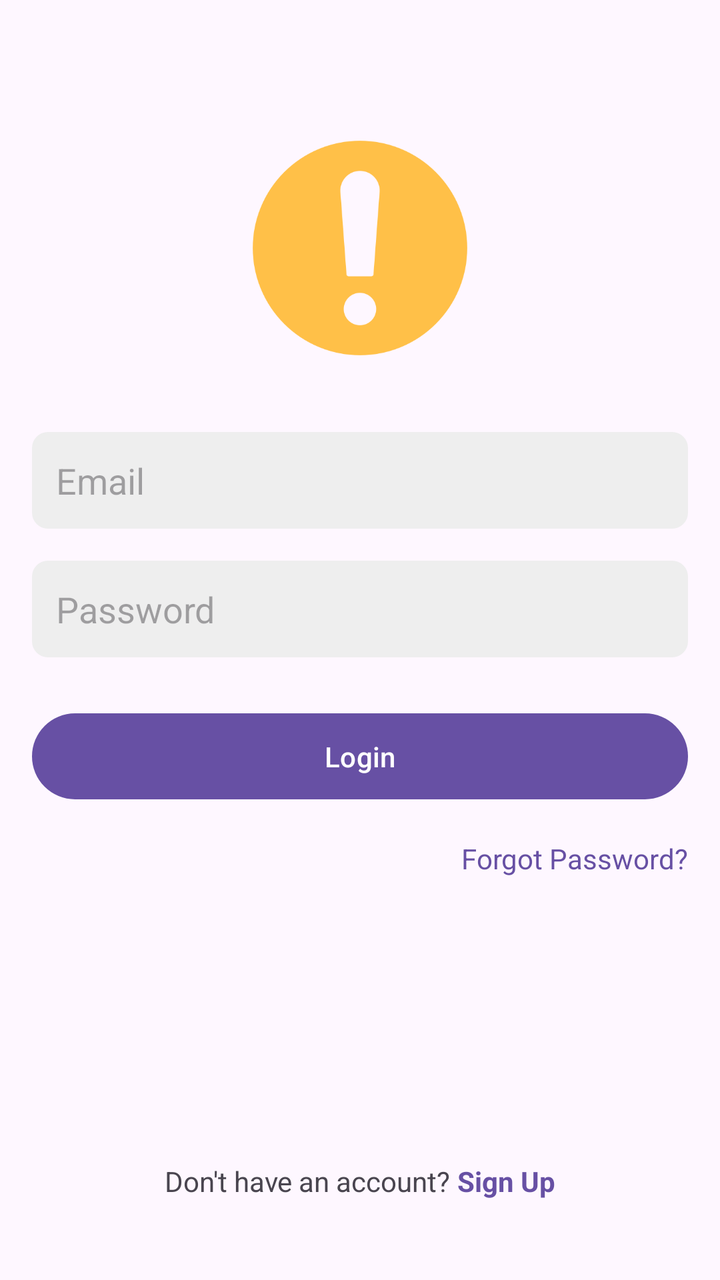
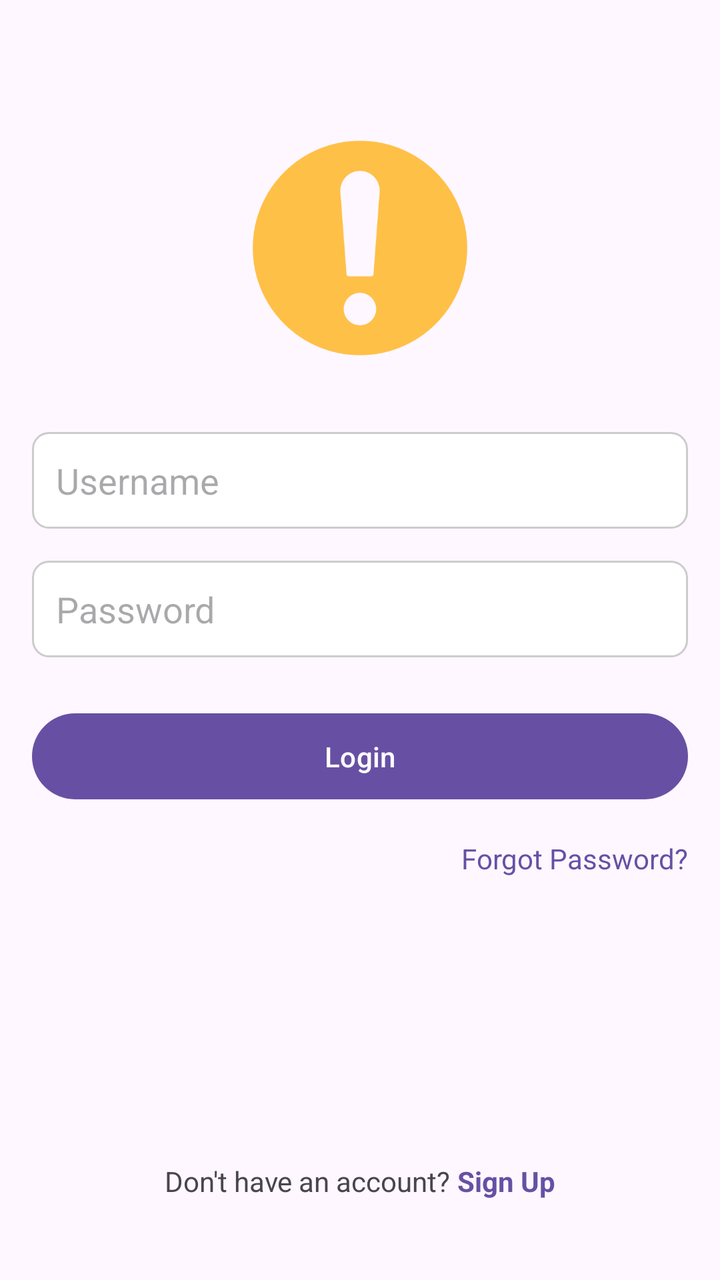

Compare the two renders of this Android layout. The source of the first and the diff that turns it into the second are given below.
<!-- AndroidManifest.xml: application theme Theme.EV -->
<!-- res/layout/activity_signin.xml -->
<?xml version="1.0" encoding="utf-8"?>
<androidx.constraintlayout.widget.ConstraintLayout xmlns:android="http://schemas.android.com/apk/res/android"
    xmlns:app="http://schemas.android.com/apk/res-auto"
    xmlns:tools="http://schemas.android.com/tools"
    android:layout_width="match_parent"
    android:layout_height="match_parent"
    tools:context=".Signin"
    android:padding="16dp">

    <ImageView
        android:id="@+id/logo"
        android:layout_width="120dp"
        android:layout_height="120dp"
        android:layout_marginTop="48dp"
        app:srcCompat="@drawable/_23"
        app:layout_constraintTop_toTopOf="parent"
        app:layout_constraintStart_toStartOf="parent"
        app:layout_constraintEnd_toEndOf="parent" />

    <EditText
        android:id="@+id/emailEditText"
        android:layout_width="0dp"
        android:layout_height="wrap_content"
        android:layout_marginTop="32dp"
        android:hint="Email"
        android:inputType="textEmailAddress"
        android:background="@drawable/edit_text_background"
        android:padding="12dp"
        app:layout_constraintEnd_toEndOf="parent"
        app:layout_constraintStart_toStartOf="parent"
        app:layout_constraintTop_toBottomOf="@+id/logo" />

    <EditText
        android:id="@+id/passwordEditText"
        android:layout_width="0dp"
        android:layout_height="wrap_content"
        android:layout_marginTop="16dp"
        android:hint="Password"
        android:inputType="textPassword"
        android:background="@drawable/edit_text_background"
        android:padding="12dp"
        app:layout_constraintEnd_toEndOf="parent"
        app:layout_constraintStart_toStartOf="parent"
        app:layout_constraintTop_toBottomOf="@+id/emailEditText" />

    <Button
        android:id="@+id/signInButton"
        android:layout_width="0dp"
        android:layout_height="wrap_content"
        android:layout_marginTop="24dp"
        android:text="Login"
        android:padding="12dp"
        app:layout_constraintEnd_toEndOf="parent"
        app:layout_constraintStart_toStartOf="parent"
        app:layout_constraintTop_toBottomOf="@+id/passwordEditText" />

    <TextView
        android:id="@+id/forgotPasswordTextView"
        android:layout_width="wrap_content"
        android:layout_height="wrap_content"
        android:layout_marginTop="16dp"
        android:text="Forgot Password?"
        android:textColor="?attr/colorPrimary"
        app:layout_constraintEnd_toEndOf="parent"
        app:layout_constraintTop_toBottomOf="@+id/signInButton" />

    <LinearLayout
        android:layout_width="wrap_content"
        android:layout_height="wrap_content"
        android:orientation="horizontal"
        app:layout_constraintBottom_toBottomOf="parent"
        app:layout_constraintStart_toStartOf="parent"
        app:layout_constraintEnd_toEndOf="parent"
        android:layout_marginBottom="24dp">

        <TextView
            android:layout_width="wrap_content"
            android:layout_height="wrap_content"
            android:text="Don\'t have an account? " />

        <TextView
            android:id="@+id/signUpTextView"
            android:layout_width="wrap_content"
            android:layout_height="wrap_content"
            android:text="Sign Up"
            android:textColor="?attr/colorPrimary"
            android:textStyle="bold"/>
    </LinearLayout>

</androidx.constraintlayout.widget.ConstraintLayout>
<!-- resources referenced by this layout -->
<resources>
  <!-- drawable _23: png bitmap (drawable, 15127 bytes) -->
  <!-- drawable edit_text_background (drawable) -->
  <?xml version="1.0" encoding="utf-8"?>
  <shape xmlns:android="http://schemas.android.com/apk/res/android">
      <solid android:color="#EEEEEE" />
      <corners android:radius="8dp" />
  </shape>
  <style name="Theme.EV" parent="Base.Theme.EV" />
  <style name="Base.Theme.EV" parent="Theme.Material3.DayNight.NoActionBar">
          
          
      </style>
</resources>

<!-- the commit's change to res/layout/activity_signin.xml (unified diff, before → after) -->
@@ -18,12 +18,12 @@
         app:layout_constraintEnd_toEndOf="parent" />
 
     <EditText
-        android:id="@+id/emailEditText"
+        android:id="@+id/usernameEditText"
         android:layout_width="0dp"
         android:layout_height="wrap_content"
         android:layout_marginTop="32dp"
-        android:hint="Email"
-        android:inputType="textEmailAddress"
+        android:hint="Username"
+        android:inputType="text"
         android:background="@drawable/edit_text_background"
         android:padding="12dp"
         app:layout_constraintEnd_toEndOf="parent"
@@ -41,7 +41,7 @@
         android:padding="12dp"
         app:layout_constraintEnd_toEndOf="parent"
         app:layout_constraintStart_toStartOf="parent"
-        app:layout_constraintTop_toBottomOf="@+id/emailEditText" />
+        app:layout_constraintTop_toBottomOf="@+id/usernameEditText" />
 
     <Button
         android:id="@+id/signInButton"
<!-- resource entries referenced after the edit -->
@@ -4,7 +4,10 @@
   <!-- drawable edit_text_background (drawable) -->
   <?xml version="1.0" encoding="utf-8"?>
   <shape xmlns:android="http://schemas.android.com/apk/res/android">
-      <solid android:color="#EEEEEE" />
+      <solid android:color="#FFFFFF" />
+      <stroke
+          android:width="1dp"
+          android:color="#CCCCCC" />
       <corners android:radius="8dp" />
   </shape>
   <style name="Theme.EV" parent="Base.Theme.EV" />
